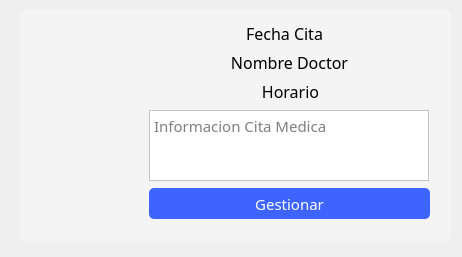
MrDanielG/Hospital-SCRUM, file hospital-Core/Widgets/Paciente/paciente_tarjeta_cita.ui: the form before one commit.
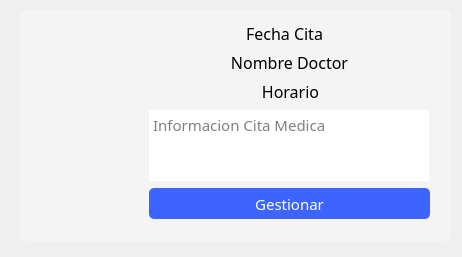
The form after the commit. Icons and pictures are not drawn.

```diff
--- a/hospital-Core/Widgets/Paciente/paciente_tarjeta_cita.ui
+++ b/hospital-Core/Widgets/Paciente/paciente_tarjeta_cita.ui
@@ -129,7 +129,7 @@
    <property name="styleSheet">
     <string notr="true">background-color: none;
 background: none;
-border: 1px solid #C4C4C4;</string>
+border: none;</string>
    </property>
    <property name="readOnly">
     <bool>true</bool>
```
